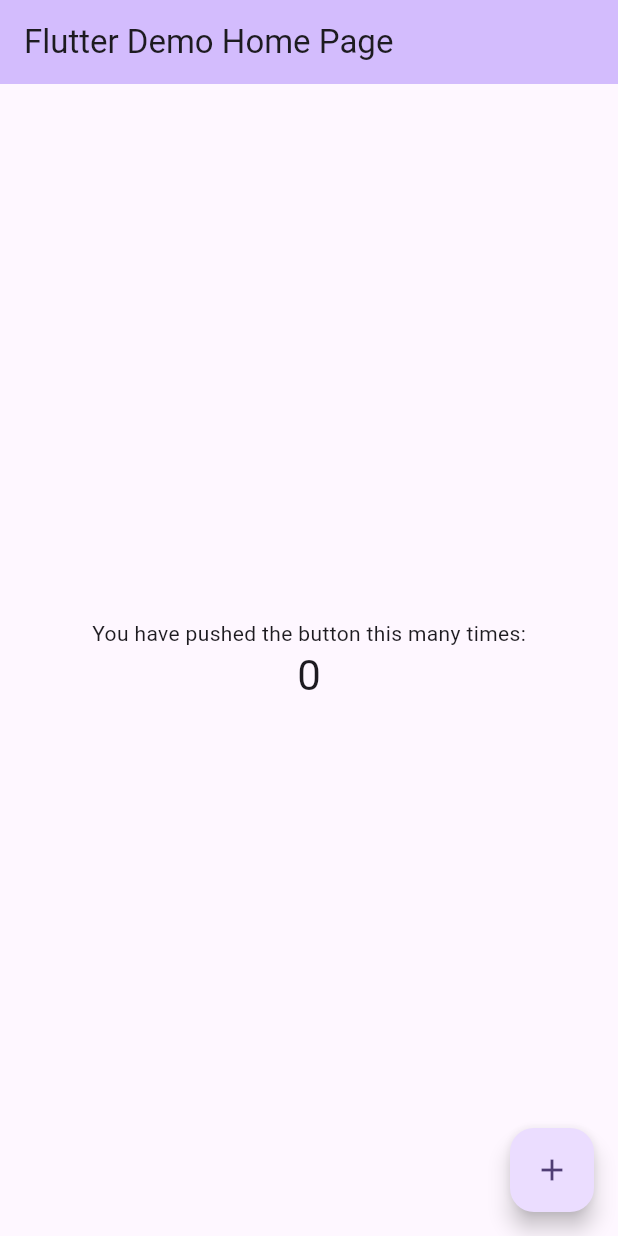
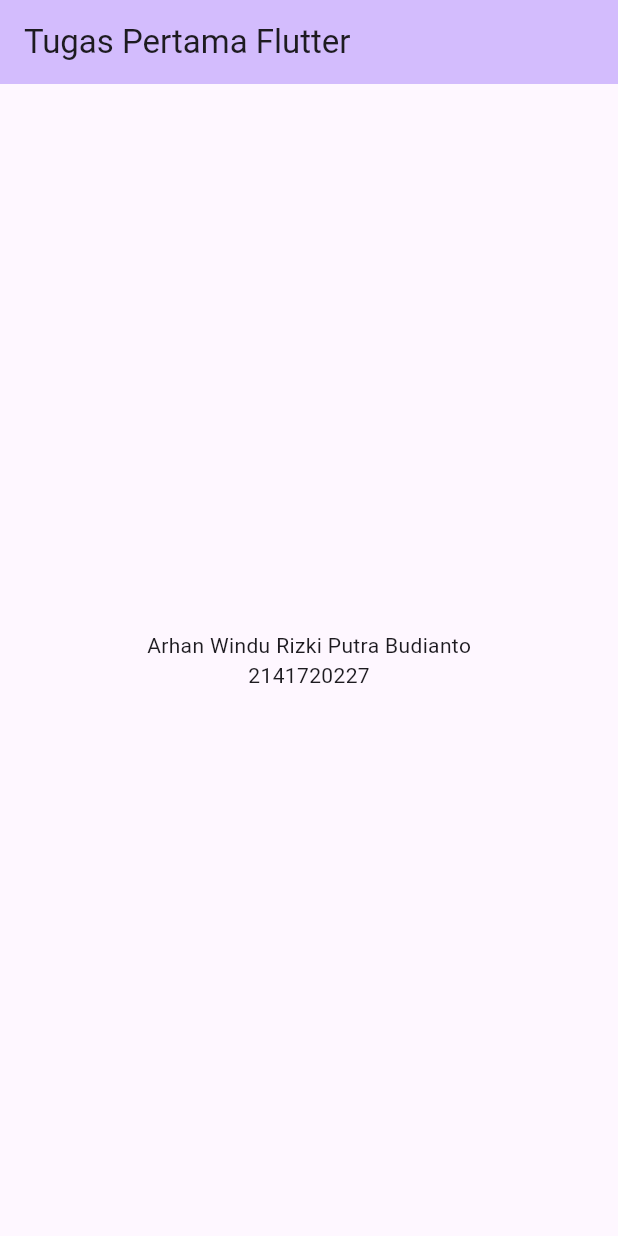
Before and after one commit to ArhanWR/mobile_hello_world, a Flutter app: the screen it shows after launch, on a phone screen of 412 x 824 dp. Run offline on Flutter 3.47's test engine with Material 2 defaults, Android fonts, the phone set to English and light mode, and no system bars.

Commit message:
Tugas Praktikum No.3

```diff
--- a/lib/main.dart
+++ b/lib/main.dart
@@ -31,7 +31,7 @@ class MyApp extends StatelessWidget {
         colorScheme: ColorScheme.fromSeed(seedColor: Colors.deepPurple),
         useMaterial3: true,
       ),
-      home: const MyHomePage(title: 'Flutter Demo Home Page'),
+      home: const MyHomePage(title: 'Tugas Pertama Flutter'),
     );
   }
 }
@@ -106,20 +106,14 @@ class _MyHomePageState extends State<MyHomePage> {
           mainAxisAlignment: MainAxisAlignment.center,
           children: <Widget>[
             const Text(
-              'You have pushed the button this many times:',
+              'Arhan Windu Rizki Putra Budianto',
             ),
-            Text(
-              '$_counter',
-              style: Theme.of(context).textTheme.headlineMedium,
+            const Text(
+              '2141720227'
             ),
           ],
         ),
       ),
-      floatingActionButton: FloatingActionButton(
-        onPressed: _incrementCounter,
-        tooltip: 'Increment',
-        child: const Icon(Icons.add),
-      ), // This trailing comma makes auto-formatting nicer for build methods.
     );
   }
 }
```
